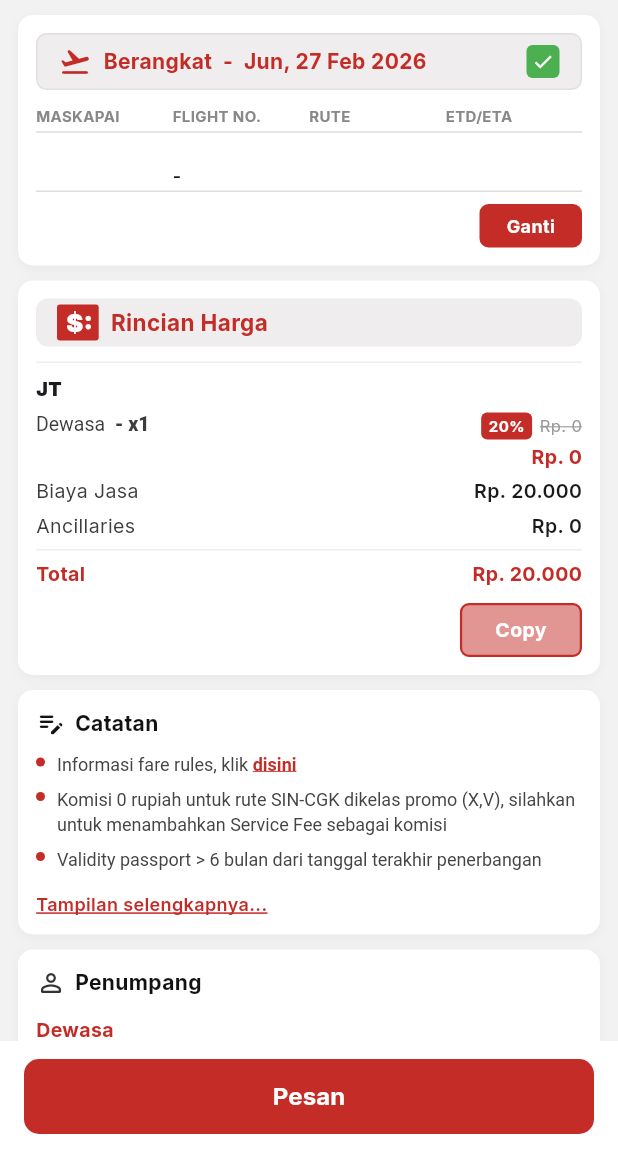
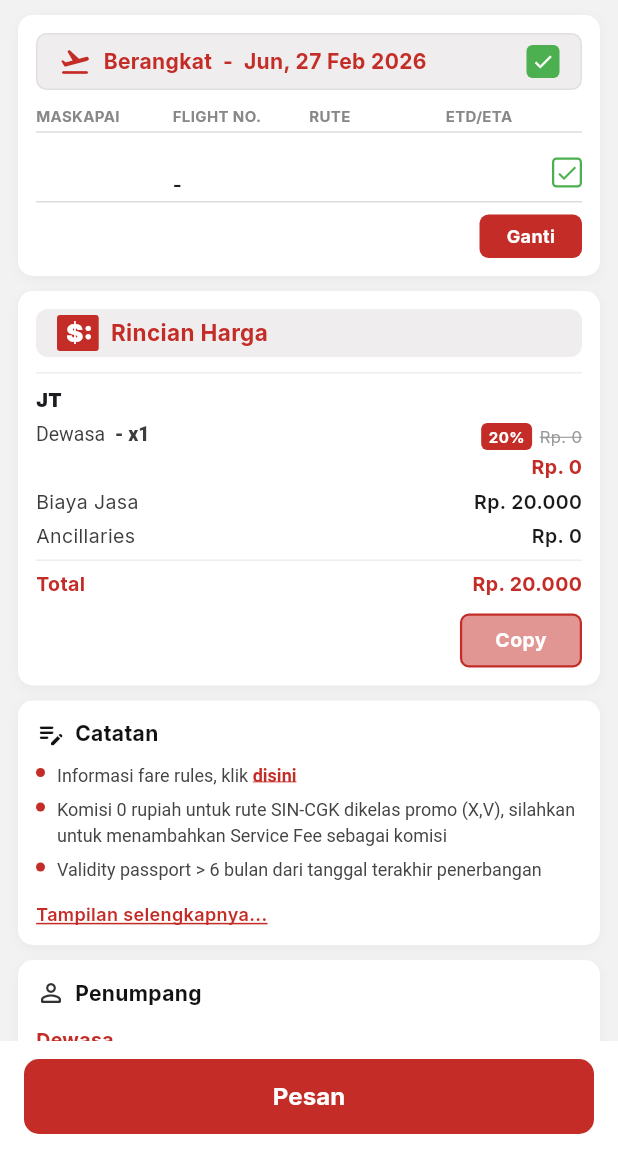
Before and after one commit to AndrianPutra14/tickettv, a Flutter app: the InformasiPemesananScreen screen opened directly with empty values, on a phone screen of 412 x 824 dp, the part 84-1236 px from its top. Run offline on Flutter 3.47's test engine with Material 3 defaults, Android fonts, the phone set to English and light mode, and no system bars; our stand-ins replace google_fonts.

Commit message:
New Branch Develop

```diff
--- a/lib/screens/user/informasi_pemesanan_screen.dart
+++ b/lib/screens/user/informasi_pemesanan_screen.dart
@@ -213,65 +213,99 @@ class _InformasiPemesananScreenState extends State<InformasiPemesananScreen> {
           const Divider(height: 8, thickness: 1, color: Color(0xFFDDDDDD)),
 
           // Row 1
-          Row(
+          Padding(
+            padding: const EdgeInsets.only(
+              top: 1,
+            ),
+            child: Stack(
               children: [
-              Expanded(
-                  child: Text(widget.flight.no.replaceAll(RegExp(r'\d'), ''),
-                      style: const TextStyle(
-                          fontSize: 12,
-                          fontWeight: FontWeight.w600,
-                          height: 1.5))),
-              Expanded(
-                  child: Text(widget.flight.no,
-                      style: const TextStyle(
-                          fontSize: 12,
-                          fontWeight: FontWeight.w600,
-                          height: 1.5))),
-              Expanded(
-                  child: Text(widget.flight.depAp,
-                      style: const TextStyle(
-                          fontSize: 12,
-                          fontWeight: FontWeight.w600,
-                          height: 1.5))),
-              Expanded(
-                  child: Text(widget.flight.dep,
-                      style: const TextStyle(
-                          fontSize: 12,
-                          fontWeight: FontWeight.w600,
-                          height: 1.5))),
-            ],
-          ),
-
-          // Row 2: UI | ECO-B9 | arrAp | arr
+                Column(
+                  children: [
+                    // Row 1: airline code | flight no | depAp | dep
                     Row(
                       children: [
                         Expanded(
                             child: Text(
                                 widget.flight.no.replaceAll(RegExp(r'\d'), ''),
                                 style: const TextStyle(
-                      fontSize: 12, fontWeight: FontWeight.w600, height: 1.5),
+                                    fontSize: 13,
+                                    fontWeight: FontWeight.w600,
+                                    height: 1.5))),
+                        Expanded(
+                            child: Text(widget.flight.no,
+                                style: const TextStyle(
+                                    fontSize: 13,
+                                    fontWeight: FontWeight.w600,
+                                    height: 1.5))),
+                        Expanded(
+                            child: Text(widget.flight.depAp,
+                                style: const TextStyle(
+                                    fontSize: 13,
+                                    fontWeight: FontWeight.w600,
+                                    height: 1.5))),
+                        Expanded(
+                            child: Text(widget.flight.dep,
+                                style: const TextStyle(
+                                    fontSize: 13,
+                                    fontWeight: FontWeight.w600,
+                                    height: 1.5))),
+                      ],
                     ),
-              ),
+                    const SizedBox(height: 2),
+                    // Row 2: airline code | ECO-B9 | arrAp | arr
+                    Row(
+                      children: [
+                        Expanded(
+                            child: Text(
+                                widget.flight.no.replaceAll(RegExp(r'\d'), ''),
+                                style: const TextStyle(
+                                    fontSize: 13,
+                                    fontWeight: FontWeight.w600,
+                                    height: 1.5))),
                         Expanded(
                             child: Text(
                                 '${widget.fare.cls}-${widget.fare.code.replaceAll(' ', '')}',
                                 style: const TextStyle(
-                      fontSize: 12, fontWeight: FontWeight.w600, height: 1.5),
-                ),
-              ),
+                                    fontSize: 13,
+                                    fontWeight: FontWeight.w600,
+                                    height: 1.5))),
                         Expanded(
                             child: Text(widget.flight.arrAp,
                                 style: const TextStyle(
-                          fontSize: 12,
+                                    fontSize: 13,
                                     fontWeight: FontWeight.w600,
                                     height: 1.5))),
                         Expanded(
                             child: Text(widget.flight.arr,
                                 style: const TextStyle(
-                          fontSize: 12,
+                                    fontSize: 13,
                                     fontWeight: FontWeight.w600,
                                     height: 1.5))),
                       ],
+                    ),
+                  ],
+                ),
+                Positioned(
+                  right: 0,
+                  top: 3,
+                  bottom: 0,
+                  child: Center(
+                    child: Container(
+                      width: 20,
+                      height: 20,
+                      decoration: BoxDecoration(
+                        // color: const Color(0xFF4CAF50),
+                        border: Border.all(
+                            color: const Color(0xFF4CAF50), width: 1.5),
+                        borderRadius: BorderRadius.circular(3),
+                      ),
+                      child: const Icon(Icons.check,
+                          color: Color(0xFF4CAF50), size: 16, weight: 700),
+                    ),
+                  ),
+                ),
+              ],
+            ),
           ),
           const Divider(height: 1, thickness: 1, color: Color(0xFFDDDDDD)),
           const SizedBox(height: 8),
--- a/lib/screens/user/widgets/fare_detail_sheet.dart
+++ b/lib/screens/user/widgets/fare_detail_sheet.dart
@@ -130,7 +130,9 @@ class FareDetailSheet extends StatelessWidget {
                         const Divider(height: 1, color: Color(0xFFC1C1C1)),
                         // Baris data
                         Padding(
-                          padding: const EdgeInsets.only(top: 1, ),
+                          padding: const EdgeInsets.only(
+                            top: 1,
+                          ),
                           child: Stack(
                             children: [
                               Column(
@@ -138,20 +140,65 @@ class FareDetailSheet extends StatelessWidget {
                                   // Row 1: airline code | flight no | depAp | dep
                                   Row(
                                     children: [
-                                      Expanded(child: Text(flight.no.replaceAll(RegExp(r'\d'), ''), style: const TextStyle(fontSize: 13, fontWeight: FontWeight.w600, height: 1.5))),
-                                      Expanded(child: Text(flight.no, style: const TextStyle(fontSize: 13, fontWeight: FontWeight.w600, height: 1.5))),
-                                      Expanded(child: Text(flight.depAp, style: const TextStyle(fontSize: 13, fontWeight: FontWeight.w600, height: 1.5))),
-                                      Expanded(child: Text(flight.dep, style: const TextStyle(fontSize: 13, fontWeight: FontWeight.w600, height: 1.5))),
+                                      Expanded(
+                                          child: Text(
+                                              flight.no.replaceAll(
+                                                  RegExp(r'\d'), ''),
+                                              style: const TextStyle(
+                                                  fontSize: 13,
+                                                  fontWeight: FontWeight.w600,
+                                                  height: 1.5))),
+                                      Expanded(
+                                          child: Text(flight.no,
+                                              style: const TextStyle(
+                                                  fontSize: 13,
+                                                  fontWeight: FontWeight.w600,
+                                                  height: 1.5))),
+                                      Expanded(
+                                          child: Text(flight.depAp,
+                                              style: const TextStyle(
+                                                  fontSize: 13,
+                                                  fontWeight: FontWeight.w600,
+                                                  height: 1.5))),
+                                      Expanded(
+                                          child: Text(flight.dep,
+                                              style: const TextStyle(
+                                                  fontSize: 13,
+                                                  fontWeight: FontWeight.w600,
+                                                  height: 1.5))),
                                     ],
                                   ),
                                   const SizedBox(height: 2),
                                   // Row 2: airline code | ECO-B9 | arrAp | arr
                                   Row(
                                     children: [
-                                      Expanded(child: Text(flight.no.replaceAll(RegExp(r'\d'), ''), style: const TextStyle(fontSize: 13, fontWeight: FontWeight.w600, height: 1.5))),
-                                      Expanded(child: Text('${fare.cls}-${fare.code.replaceAll(' ', '')}', style: const TextStyle(fontSize: 13, fontWeight: FontWeight.w600, height: 1.5))),
-                                      Expanded(child: Text(flight.arrAp, style: const TextStyle(fontSize: 13, fontWeight: FontWeight.w600, height: 1.5))),
-                                      Expanded(child: Text(flight.arr, style: const TextStyle(fontSize: 13, fontWeight: FontWeight.w600, height: 1.5))),
+                                      Expanded(
+                                          child: Text(
+                                              flight.no.replaceAll(
+                                                  RegExp(r'\d'), ''),
+                                              style: const TextStyle(
+                                                  fontSize: 13,
+                                                  fontWeight: FontWeight.w600,
+                                                  height: 1.5))),
+                                      Expanded(
+                                          child: Text(
+                                              '${fare.cls}-${fare.code.replaceAll(' ', '')}',
+                                              style: const TextStyle(
+                                                  fontSize: 13,
+                                                  fontWeight: FontWeight.w600,
+                                                  height: 1.5))),
+                                      Expanded(
+                                          child: Text(flight.arrAp,
+                                              style: const TextStyle(
+                                                  fontSize: 13,
+                                                  fontWeight: FontWeight.w600,
+                                                  height: 1.5))),
+                                      Expanded(
+                                          child: Text(flight.arr,
+                                              style: const TextStyle(
+                                                  fontSize: 13,
+                                                  fontWeight: FontWeight.w600,
+                                                  height: 1.5))),
                                     ],
                                   ),
                                 ],
@@ -161,16 +208,16 @@ class FareDetailSheet extends StatelessWidget {
                                 top: 3,
                                 bottom: 0,
                                 child: Center(
-                                  child: Container(
-                                    width: 20,
-                                    height: 20,
-                                    decoration: BoxDecoration(
-                                      color: const Color(0xFF4CAF50),
-                                      borderRadius: BorderRadius.circular(3),
+                                    // child: Container(
+                                    //   width: 20,
+                                    //   height: 20,
+                                    //   decoration: BoxDecoration(
+                                    //     color: const Color(0xFF4CAF50),
+                                    //     borderRadius: BorderRadius.circular(3),
+                                    //   ),
+                                    //   child: const Icon(Icons.check, color: Colors.white, size: 14),
+                                    // ),
                                     ),
-                                    child: const Icon(Icons.check, color: Colors.white, size: 14),
-                                  ),
-                                ),
                               ),
                             ],
                           ),
@@ -184,8 +231,8 @@ class FareDetailSheet extends StatelessWidget {
                   // Grey card header — sama level dengan grey card tanggal,
                   // sehingga hanya terkena padding dari SingleChildScrollView
                   Container(
-                    padding: const EdgeInsets.symmetric(
-                        horizontal: 14, vertical: 4),
+                    padding:
+                        const EdgeInsets.symmetric(horizontal: 14, vertical: 4),
                     decoration: BoxDecoration(
                       color: const Color(0xFFEFEDED),
                       borderRadius: BorderRadius.circular(8),
@@ -193,9 +240,11 @@ class FareDetailSheet extends StatelessWidget {
                     child: Row(
                       children: [
                         Container(
-                          padding: const EdgeInsets.only(left: 6,),
+                          padding: const EdgeInsets.only(
+                            left: 6,
+                          ),
                           decoration: BoxDecoration(
-                            color:const Color(0xFFC42D27),
+                            color: const Color(0xFFC42D27),
                             borderRadius: BorderRadius.circular(2),
                           ),
                           child: const Text(
@@ -234,19 +283,21 @@ class FareDetailSheet extends StatelessWidget {
                         Builder(builder: (context) {
                           // Harga asli sebelum diskon
                           final originalPrice = totalPrice * 1.25;
-                          final discountPct   = 20; // persen diskon
+                          final discountPct = 20; // persen diskon
                           return Row(
                             crossAxisAlignment: CrossAxisAlignment.start,
                             children: [
                               // Label "Dewasa - x1"
                               RichText(
                                 text: const TextSpan(
-                                  style: TextStyle(fontSize: 14, color: Color(0xFF3D3C3C)),
+                                  style: TextStyle(
+                                      fontSize: 14, color: Color(0xFF3D3C3C)),
                                   children: [
                                     TextSpan(text: 'Dewasa  '),
                                     TextSpan(
                                       text: '- x1',
-                                      style: TextStyle(fontWeight: FontWeight.w800),
+                                      style: TextStyle(
+                                          fontWeight: FontWeight.w800),
                                     ),
                                   ],
                                 ),
@@ -265,7 +316,8 @@ class FareDetailSheet extends StatelessWidget {
                                             horizontal: 5, vertical: 2),
                                         decoration: BoxDecoration(
                                           color: kRed,
-                                          borderRadius: BorderRadius.circular(4),
+                                          borderRadius:
+                                              BorderRadius.circular(4),
                                         ),
                                         child: Text(
                                           '$discountPct%',
@@ -281,7 +333,8 @@ class FareDetailSheet extends StatelessWidget {
                                         style: const TextStyle(
                                           fontSize: 12,
                                           color: Color(0xFF999999),
-                                          decoration: TextDecoration.lineThrough,
+                                          decoration:
+                                              TextDecoration.lineThrough,
                                           decorationColor: Color(0xFF999999),
                                         ),
                                       ),
@@ -332,8 +385,8 @@ class FareDetailSheet extends StatelessWidget {
                     mainAxisAlignment: MainAxisAlignment.end,
                     children: [
                       SizedBox(
-                        width: 110,  // ← atur lebar button Copy di sini
-                        height: 44,  // ← atur tinggi button di sini
+                        width: 110, // ← atur lebar button Copy di sini
+                        height: 44, // ← atur tinggi button di sini
                         child: ElevatedButton(
                           onPressed: () => showModalBottomSheet(
                             context: context,
@@ -362,8 +415,8 @@ class FareDetailSheet extends StatelessWidget {
                       ),
                       const SizedBox(width: 12),
                       SizedBox(
-                        width: 110,  // ← atur lebar button Lanjut di sini
-                        height: 44,  // ← atur tinggi button di sini
+                        width: 110, // ← atur lebar button Lanjut di sini
+                        height: 44, // ← atur tinggi button di sini
                         child: ElevatedButton(
                           onPressed: () {
                             // Tutup fare detail sheet, lalu navigasi via named route
@@ -632,7 +685,6 @@ class _CopyFareSummarySheet extends StatelessWidget {
           ),
           const Divider(height: 1, color: Color(0xFFE0E0E0)),
 
-
           // ── Body dengan watermark lingkaran besar ─────────────────────
           SizedBox(
             height: 450,
@@ -642,8 +694,8 @@ class _CopyFareSummarySheet extends StatelessWidget {
                 Positioned(
                   left: -120,
                   top: -30,
-                    child: Container(
-                      width: 450,
+                  child: Container(
+                    width: 450,
                     height: 450,
                     decoration: BoxDecoration(
                       shape: BoxShape.circle,
@@ -724,6 +776,7 @@ class _CopyFareSummarySheet extends StatelessWidget {
     );
   }
 }
+
 // ─── Catatan Bottom Sheet ─────────────────────────────────────────────────
 class _CatatanSheet extends StatelessWidget {
   const _CatatanSheet();
@@ -807,9 +860,7 @@ class _CatatanSheet extends StatelessWidget {
               padding: const EdgeInsets.fromLTRB(20, 12, 20, 28),
               child: Column(
                 crossAxisAlignment: CrossAxisAlignment.start,
-                children: notes
-                    .map((n) => _buildNoteItem(n))
-                    .toList(),
+                children: notes.map((n) => _buildNoteItem(n)).toList(),
               ),
             ),
           ),
--- a/lib/screens/user/widgets/info_persetujuan_sheet.dart
+++ b/lib/screens/user/widgets/info_persetujuan_sheet.dart
@@ -22,7 +22,7 @@ class InfoPersetujuanSheet extends StatelessWidget {
         children: [
           // ── Header ──────────────────────────────────────────────────────
           Padding(
-            padding: const EdgeInsets.fromLTRB(16, 10, 16, 10),
+            padding: const EdgeInsets.fromLTRB(16, 10, 0, 10),
             child: Row(
               children: [
                 const Icon(Icons.info_outline_rounded,
@@ -41,22 +41,18 @@ class InfoPersetujuanSheet extends StatelessWidget {
                 // Close button — Ellipseyell style (sama seperti _CopyFareSummarySheet)
                 GestureDetector(
                   onTap: () => Navigator.pop(context),
-                  child: SizedBox(
-                    width: 45,
-                    height: 45,
                   child: Stack(
                     alignment: Alignment.center,
                     children: [
                       Image.asset(
                         'assets/images/Ellipseyell.png',
-                          width: 45,
+                        width: 60,
                         height: 45,
-                          fit: BoxFit.contain,
+                        fit: BoxFit.fill,
                       ),
                       const Icon(Icons.close,
                           size: 26, color: Color(0xFF0F0F0F)),
                     ],
-                    ),
                   ),
                 ),
               ],
@@ -159,7 +155,7 @@ class InfoPersetujuanSheet extends StatelessWidget {
               height: 48,
               child: ElevatedButton(
                 onPressed: () {
-                  Navigator.pop(context);       // tutup InfoPersetujuanSheet
+                  Navigator.pop(context); // tutup InfoPersetujuanSheet
                   Navigator.pushNamed(context, AppRoutes.bookingDetail);
                   onKonfirmasi?.call();
                 },
```
Lines whose indentation alone changed are shown as unchanged.
